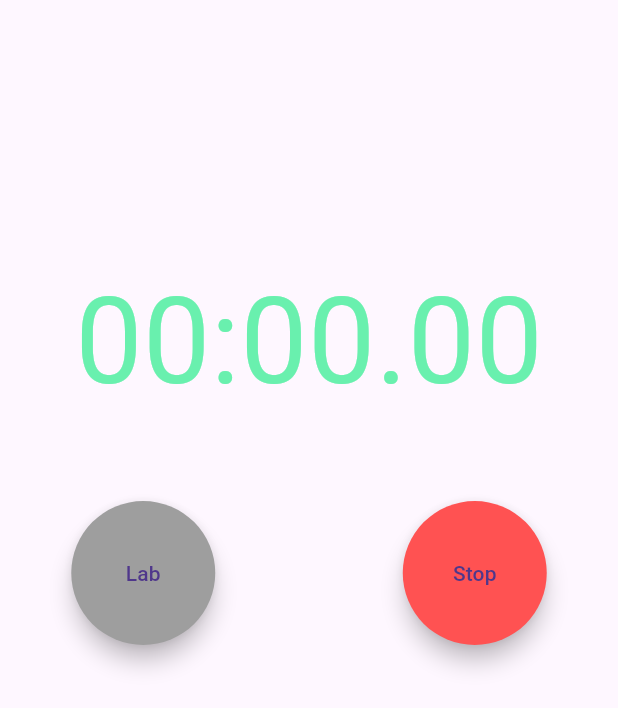
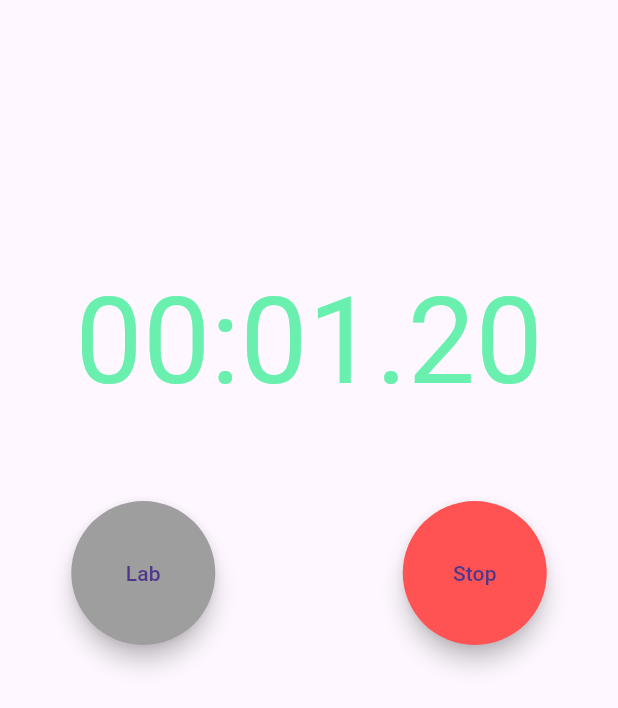
Before and after one commit to 0titanium/flutter_stopwatch_app, a Flutter app: the screen it shows after launch, after a tap on "Start", on a phone screen of 412 x 824 dp. Shown: the top 708 px of the screen. Run offline on Flutter 3.47's test engine with Material 3 defaults, Android fonts, the phone set to English and light mode, and no system bars.

Commit message:
feat: apply view model to screen

```diff
--- a/lib/main.dart
+++ b/lib/main.dart
@@ -1,6 +1,6 @@
 import 'package:flutter/material.dart';
 import 'package:flutter/services.dart';
-import 'package:flutter_stopwatch_app/presentation/stopwatch_screen_ver_view_model.dart';
+import 'package:flutter_stopwatch_app/presentation/stopwatch_screen.dart';
 import 'package:flutter_stopwatch_app/presentation/stopwatch_view_model.dart';
 import 'package:provider/provider.dart';
 
@@ -24,7 +24,7 @@ class MyApp extends StatelessWidget {
         useMaterial3: true,
       ),
       home: ChangeNotifierProvider(
-        create: (_)=> StopWatchViewModel(),
+        create: (_) => StopWatchViewModel(),
         child: const StopWatchScreen(),
       ),
     );
--- a/lib/presentation/stopwatch_screen_ver_view_model.dart
+++ /dev/null
@@ -1,116 +0,0 @@
-import 'package:flutter/material.dart';
-import 'package:flutter_stopwatch_app/presentation/stopwatch_view_model.dart';
-import 'package:provider/provider.dart';
-
-class StopWatchScreen extends StatefulWidget {
-  const StopWatchScreen({super.key});
-
-  @override
-  State<StopWatchScreen> createState() => _StopWatchScreenState();
-}
-
-class _StopWatchScreenState extends State<StopWatchScreen> {
-  @override
-  Widget build(BuildContext context) {
-    final viewModel = context.watch<StopWatchViewModel>();
-
-    return Scaffold(
-      body: Column(
-        children: [
-          const SizedBox(
-            height: 170,
-          ),
-          Row(
-            mainAxisAlignment: MainAxisAlignment.center,
-            children: [
-              Text(
-                '${viewModel.min}:',
-                style: const TextStyle(fontSize: 80, color: Colors.greenAccent),
-              ),
-              Text(
-                '${viewModel.sec}.',
-                style: const TextStyle(fontSize: 80, color: Colors.greenAccent),
-              ),
-              Text(
-                viewModel.hundredth,
-                style: const TextStyle(fontSize: 80, color: Colors.greenAccent),
-              ),
-            ],
-          ),
-          const SizedBox(
-            height: 50,
-          ),
-          Row(
-            mainAxisAlignment: MainAxisAlignment.spaceEvenly,
-            children: [
-              viewModel.hasStarted == false
-                  ? const FloatingActionButton.large(
-                      shape: CircleBorder(eccentricity: 0.1),
-                      backgroundColor: Colors.grey,
-                      onPressed: null,
-                      child: Text('Lab'),
-                    )
-                  : viewModel.isRunning
-                      ? FloatingActionButton.large(
-                          shape: const CircleBorder(eccentricity: 0.1),
-                          backgroundColor: Colors.grey,
-                          onPressed: () {
-                            setState(() {
-                              viewModel.recordLabTime(
-                                  '${viewModel.min}:${viewModel.sec}.${viewModel.hundredth}');
-                            });
-                          },
-                          child: const Text('Lab'),
-                        )
-                      : FloatingActionButton.large(
-                          shape: const CircleBorder(eccentricity: 0.1),
-                          backgroundColor: Colors.grey,
-                          onPressed: () {
-                            setState(() {
-                              viewModel.reset();
-                            });
-                          },
-                          child: const Text('Reset'),
-                        ),
-              const SizedBox(
-                width: 30,
-              ),
-              FloatingActionButton.large(
-                shape: const CircleBorder(eccentricity: 0.1),
-                backgroundColor:
-                    viewModel.isRunning ? Colors.redAccent : Colors.green,
-                onPressed: () {
-                  // setState(() {
-                    viewModel.clickButton();
-                  // });
-                },
-                child: viewModel.isRunning
-                    ? const Text('Stop')
-                    : const Text('Start'),
-              ),
-            ],
-          ),
-          SizedBox(
-            height: 300,
-            child: ListView(
-                children: viewModel.labTimes
-                    .map((time) => Row(
-                          mainAxisAlignment: MainAxisAlignment.spaceAround,
-                          children: [
-                            Text(
-                              ' 랩 ${time[0]} ',
-                              style: const TextStyle(fontSize: 20),
-                            ),
-                            Text(
-                              time[1],
-                              style: const TextStyle(fontSize: 20),
-                            ),
-                          ],
-                        ))
-                    .toList()),
-          ),
-        ],
-      ),
-    );
-  }
-}
--- a/lib/presentation/stopwatch_view_model.dart
+++ b/lib/presentation/stopwatch_view_model.dart
@@ -11,8 +11,6 @@ class StopWatchViewModel with ChangeNotifier {
   String _min = '00';
   String _sec = '00';
   String _hundredth = '00';
-
-  int get time => _time;
 
   bool get isRunning => _isRunning;
 
@@ -40,16 +38,12 @@ class StopWatchViewModel with ChangeNotifier {
     _hasStarted = true;
     _timer = Timer.periodic(const Duration(milliseconds: 10), (timer) {
       _time++;
-      debugPrint(_time.toString());
+      _min = '${(_time ~/ (100 * 60)) % 60}'.padLeft(2, '0');
+      _sec = '${(_time ~/ 100) % 60}'.padLeft(2, '0');
+      _hundredth = '${_time % 100}'.padLeft(2, '0');
+
+      notifyListeners();
     });
-
-    _min = '${(_time ~/ (100 * 60)) % 60}'.padLeft(2, '0');
-    _sec = '${(_time ~/ 100) % 60}'.padLeft(2, '0');
-    _hundredth = '${_time % 100}'.padLeft(2, '0');
-
-    debugPrint('$_min:$_sec:$_hundredth');
-
-    notifyListeners();
   }
 
   void pause() {
```
Also changed, not shown: lib/presentation/stopwatch_screen.dart (+18 -79 lines).
